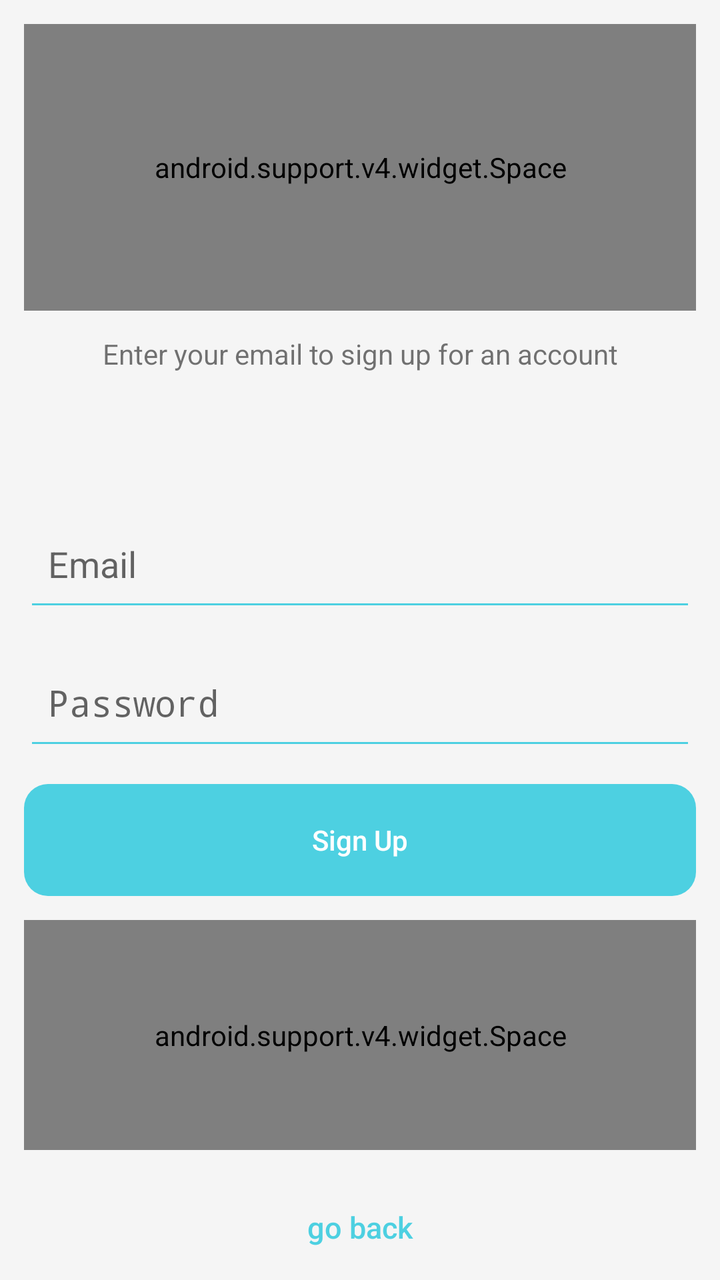
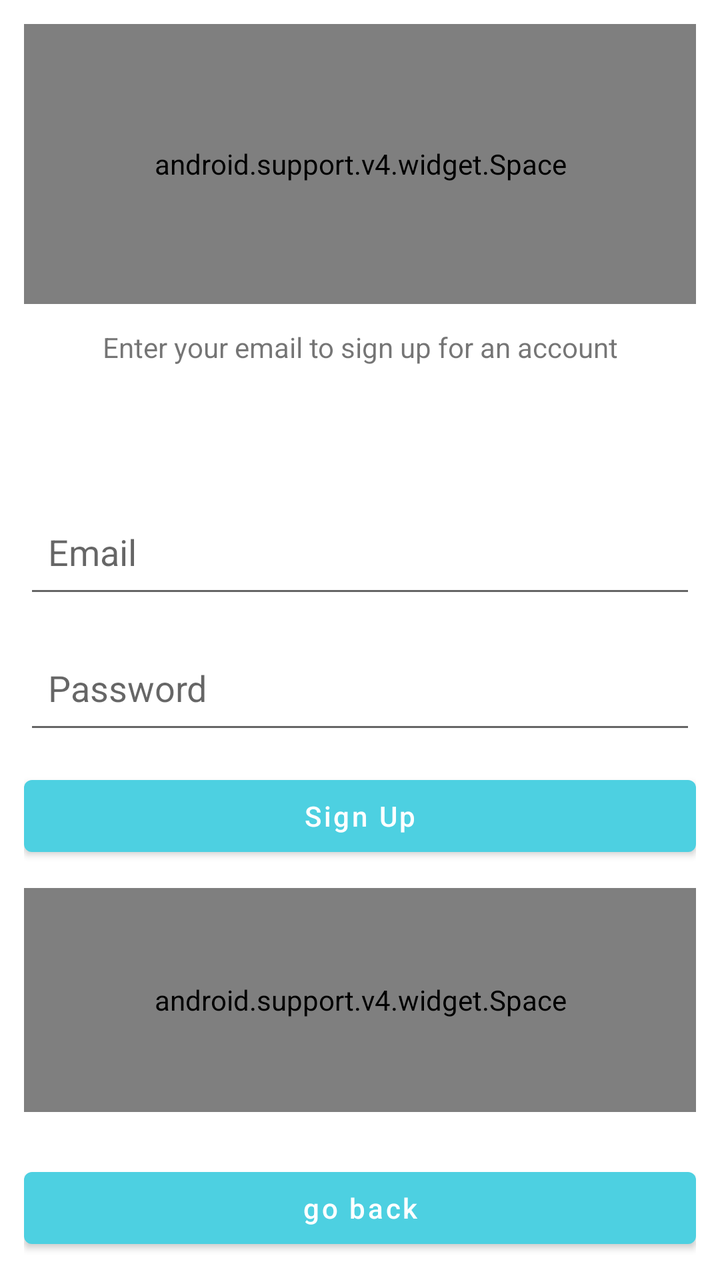

Before-and-after screenshots of an Android layout around one commit, followed by the original layout XML and the change that was made.
<!-- AndroidManifest.xml: activity theme LoggedOutTheme -->
<!-- res/layout/activity_signup.xml -->
<?xml version="1.0" encoding="utf-8"?>
<RelativeLayout
    xmlns:android="http://schemas.android.com/apk/res/android"
    xmlns:tools="http://schemas.android.com/tools"
    tools:context="com.oo0o0o.colorphoria.activities.loggedoutactivites.ResetPasswordActivity"
    android:layout_width="match_parent"
    android:layout_height="match_parent"
    android:gravity="center"
    android:orientation="vertical" >

    <LinearLayout
        xmlns:android="http://schemas.android.com/apk/res/android"
        xmlns:tools="http://schemas.android.com/tools"
        tools:context="com.oo0o0o.colorphoria.activities.loggedoutactivites.ResetPasswordActivity"
        android:layout_width="match_parent"
        android:layout_height="match_parent"
        android:orientation="vertical"
        android:padding="@dimen/activity_horizontal_margin">

        <android.support.v4.widget.Space
            android:layout_width="match_parent"
            android:layout_height="0dp"
            android:layout_weight="5"/>

        <TextView
            android:layout_width="match_parent"
            android:layout_height="0dp"
            android:layout_weight="3"
            android:layout_marginBottom="@dimen/activity_horizontal_margin"
            android:gravity="center_horizontal"
            android:padding="@dimen/activity_horizontal_margin"
            android:text="@string/signup_message"
            android:textSize="14sp" />

        <EditText
            android:id="@+id/email_edit_text"
            android:layout_width="match_parent"
            android:layout_height="0dp"
            android:layout_weight="2"
            android:layout_marginBottom="@dimen/activity_horizontal_margin"
            android:hint="@string/email_hint"
            android:padding="@dimen/activity_horizontal_margin"
            android:inputType="textEmailAddress" />

        <EditText
            android:id="@+id/password_edit_text"
            android:layout_width="match_parent"
            android:layout_height="0dp"
            android:layout_weight="2"
            android:layout_marginBottom="@dimen/activity_horizontal_margin"
            android:padding="@dimen/activity_horizontal_margin"
            android:hint="@string/password_hint"
            android:inputType="textPassword" />

        <TextView
            android:id="@+id/sign_up_button"
            android:layout_width="match_parent"
            android:layout_height="@dimen/navigation_footer_height"
            android:layout_marginBottom="@dimen/activity_horizontal_margin"
            android:background="@drawable/button_selector_large"
            android:text="@string/signup_button"
            android:gravity="center"
            android:textColor="@color/colorPrimary"
            android:fontFamily="sans-serif-medium"
            android:textAllCaps="false" />

        <android.support.v4.widget.Space
            android:layout_width="match_parent"
            android:layout_height="0dp"
            android:layout_weight="4"/>

        
        <Button
            android:id="@+id/sign_in_button"
            android:layout_width="match_parent"
            android:layout_height="0dp"
            android:layout_weight="1"
            android:layout_marginTop="24dp"
            android:background="@null"
            android:text="@string/back_button_link"
            android:textAllCaps="false"
            android:textSize="15dp" />
    </LinearLayout>

    <include layout="@layout/progress">
    </include>
</RelativeLayout>
<!-- res/layout/progress.xml (included above) -->
<?xml version="1.0" encoding="utf-8"?>
<RelativeLayout xmlns:android="http://schemas.android.com/apk/res/android"
android:id="@+id/progress_bar_layout"
android:layout_width="match_parent"
android:layout_height="match_parent"
android:background="#99000000"
android:visibility="gone">
<ProgressBar
    style="?android:attr/progressBarStyleLarge"
    android:layout_width="wrap_content"
    android:layout_height="wrap_content"
    android:id="@+id/progress_bar"
    android:layout_centerVertical="true"
    android:layout_centerHorizontal="true"
    android:indeterminate="true"
    android:visibility="visible"/>
</RelativeLayout>
<!-- resources referenced by this layout -->
<resources>
  <color name="colorPrimary">#ffffffff</color>
  <dimen name="activity_horizontal_margin">12dp</dimen>
  <dimen name="navigation_footer_height">56dp</dimen>
  <!-- drawable button_selector_large (drawable) -->
  <?xml version="1.0" encoding="utf-8"?>
  <selector xmlns:android="http://schemas.android.com/apk/res/android" >
      <item android:state_pressed="true" >
          <shape android:shape="rectangle"  >
              <corners android:radius="20dip" />
              <solid android:color="@color/colorAccent"/>
          </shape>
      </item>
      <item android:state_focused="true">
          <shape android:shape="rectangle"  >
              <corners android:radius="20dip" />
              <solid android:color="@color/colorAccent"/>
          </shape>
      </item>
      <item >
          <shape android:shape="rectangle"  >
              <corners android:radius="12dp" />
              <solid android:color="#ff4dd0e1" />
              
          </shape>
      </item>
  </selector>
  <string name="back_button_link">go back</string>
  <string name="email_hint">Email</string>
  <string name="password_hint">Password</string>
  <string name="signup_button">Sign Up</string>
  <string name="signup_message">Enter your email to sign up for an account</string>
  <style name="LoggedOutTheme" parent="AppTheme">
          <item name="windowActionBar">false</item>
          <item name="windowNoTitle">true</item>
      </style>
  <color name="colorAccent">#ffb4ffff</color>
  <style name="AppTheme" parent="BaseTheme">
      </style>
  <style name="BaseTheme" parent="Theme.AppCompat.Light">
          <item name="colorPrimary">@color/colorPrimary</item>
          <item name="colorPrimaryDark">@color/colorPrimaryDark</item> 
          <item name="colorAccent">@color/colorAccent</item> 
  
          <item name="android:colorBackground">@color/colorBackground</item> 
          <item name="android:windowBackground">@color/colorBackground</item> 
          <item name="android:itemBackground">@color/colorPrimary</item> 
          <item name="android:colorForeground">@color/colorForeground</item>
  
          <item name="android:textColorPrimary">@color/colorSecondary</item> 
          
          <item name="android:textColorSecondary">@color/colorSecondary</item> 
          
          
          
          
          
          
          
          <item name="android:textColorHighlight">@color/colorPrimary</item>
          <item name="android:textColorLink">@color/colorSecondary</item>
  
          <item name="android:actionOverflowButtonStyle">@style/Overflow</item>
  
          <item name="editTextStyle">@style/EditText</item>
      </style>
  <color name="colorPrimaryDark">#ffc7c7c7</color>
  <color name="colorBackground">#fff5f5f5</color>
  <color name="colorForeground">@color/colorPrimary</color>
  <color name="colorSecondary">#ff4DD0E1</color>
  <style name="Overflow" parent="@style/Widget.AppCompat.Light.ActionButton.Overflow">
          <item name="android:src">@drawable/ic_more_vert_24dp</item>
      </style>
  <style name="EditText" parent="@style/Widget.AppCompat.EditText">
          <item name="android:textColor">@color/colorEditText</item>
      </style>
  <!-- drawable ic_more_vert_24dp (drawable) -->
  <vector xmlns:android="http://schemas.android.com/apk/res/android"
          android:width="24dp"
          android:height="24dp"
          android:viewportWidth="24.0"
          android:viewportHeight="24.0">
      <path
          android:fillColor="#ffc7c7c7"
          android:pathData="M12,8c1.1,0 2,-0.9 2,-2s-0.9,-2 -2,-2 -2,0.9 -2,2 0.9,2 2,2zM12,10c-1.1,0 -2,0.9 -2,2s0.9,2 2,2 2,-0.9 2,-2 -0.9,-2 -2,-2zM12,16c-1.1,0 -2,0.9 -2,2s0.9,2 2,2 2,-0.9 2,-2 -0.9,-2 -2,-2z"/>
  </vector>
  <color name="colorEditText">#8a000000</color>
</resources>

<!-- the commit's change to res/layout/activity_signup.xml (unified diff, before → after) -->
@@ -52,12 +52,11 @@
             android:hint="@string/password_hint"
             android:inputType="textPassword" />
 
-        <TextView
+        <Button
             android:id="@+id/sign_up_button"
             android:layout_width="match_parent"
-            android:layout_height="@dimen/navigation_footer_height"
+            android:layout_height="wrap_content"
             android:layout_marginBottom="@dimen/activity_horizontal_margin"
-            android:background="@drawable/button_selector_large"
             android:text="@string/signup_button"
             android:gravity="center"
             android:textColor="@color/colorPrimary"
@@ -73,13 +72,11 @@
         <Button
             android:id="@+id/sign_in_button"
             android:layout_width="match_parent"
-            android:layout_height="0dp"
-            android:layout_weight="1"
+            android:layout_height="wrap_content"
             android:layout_marginTop="24dp"
-            android:background="@null"
             android:text="@string/back_button_link"
             android:textAllCaps="false"
-            android:textSize="15dp" />
+            />
     </LinearLayout>
 
     <include layout="@layout/progress">
<!-- resource entries referenced after the edit -->
@@ -2,30 +2,6 @@
 <resources>
   <color name="colorPrimary">#ffffffff</color>
   <dimen name="activity_horizontal_margin">12dp</dimen>
-  <dimen name="navigation_footer_height">56dp</dimen>
-  <!-- drawable button_selector_large (drawable) -->
-  <?xml version="1.0" encoding="utf-8"?>
-  <selector xmlns:android="http://schemas.android.com/apk/res/android" >
-      <item android:state_pressed="true" >
-          <shape android:shape="rectangle"  >
-              <corners android:radius="20dip" />
-              <solid android:color="@color/colorAccent"/>
-          </shape>
-      </item>
-      <item android:state_focused="true">
-          <shape android:shape="rectangle"  >
-              <corners android:radius="20dip" />
-              <solid android:color="@color/colorAccent"/>
-          </shape>
-      </item>
-      <item >
-          <shape android:shape="rectangle"  >
-              <corners android:radius="12dp" />
-              <solid android:color="#ff4dd0e1" />
-              
-          </shape>
-      </item>
-  </selector>
   <string name="back_button_link">go back</string>
   <string name="email_hint">Email</string>
   <string name="password_hint">Password</string>
@@ -35,56 +11,15 @@
           <item name="windowActionBar">false</item>
           <item name="windowNoTitle">true</item>
       </style>
-  <color name="colorAccent">#ffb4ffff</color>
   <style name="AppTheme" parent="BaseTheme">
       </style>
-  <style name="BaseTheme" parent="Theme.AppCompat.Light">
-          <item name="colorPrimary">@color/colorPrimary</item>
-          <item name="colorPrimaryDark">@color/colorPrimaryDark</item> 
-          <item name="colorAccent">@color/colorAccent</item> 
+  <style name="BaseTheme" parent="Theme.MaterialComponents.Light.DarkActionBar">
+          <item name="colorPrimary">@color/colorSecondary</item>
+          <item name="colorPrimaryDark">@color/colorSecondaryDark</item> 
+          <item name="colorAccent">@color/colorSecondary</item> 
   
-          <item name="android:colorBackground">@color/colorBackground</item> 
-          <item name="android:windowBackground">@color/colorBackground</item> 
-          <item name="android:itemBackground">@color/colorPrimary</item> 
-          <item name="android:colorForeground">@color/colorForeground</item>
-  
-          <item name="android:textColorPrimary">@color/colorSecondary</item> 
-          
-          <item name="android:textColorSecondary">@color/colorSecondary</item> 
-          
-          
-          
-          
-          
-          
-          
-          <item name="android:textColorHighlight">@color/colorPrimary</item>
-          <item name="android:textColorLink">@color/colorSecondary</item>
-  
-          <item name="android:actionOverflowButtonStyle">@style/Overflow</item>
-  
-          <item name="editTextStyle">@style/EditText</item>
       </style>
-  <color name="colorPrimaryDark">#ffc7c7c7</color>
-  <color name="colorBackground">#fff5f5f5</color>
-  <color name="colorForeground">@color/colorPrimary</color>
   <color name="colorSecondary">#ff4DD0E1</color>
-  <style name="Overflow" parent="@style/Widget.AppCompat.Light.ActionButton.Overflow">
-          <item name="android:src">@drawable/ic_more_vert_24dp</item>
-      </style>
-  <style name="EditText" parent="@style/Widget.AppCompat.EditText">
-          <item name="android:textColor">@color/colorEditText</item>
-      </style>
-  <!-- drawable ic_more_vert_24dp (drawable) -->
-  <vector xmlns:android="http://schemas.android.com/apk/res/android"
-          android:width="24dp"
-          android:height="24dp"
-          android:viewportWidth="24.0"
-          android:viewportHeight="24.0">
-      <path
-          android:fillColor="#ffc7c7c7"
-          android:pathData="M12,8c1.1,0 2,-0.9 2,-2s-0.9,-2 -2,-2 -2,0.9 -2,2 0.9,2 2,2zM12,10c-1.1,0 -2,0.9 -2,2s0.9,2 2,2 2,-0.9 2,-2 -0.9,-2 -2,-2zM12,16c-1.1,0 -2,0.9 -2,2s0.9,2 2,2 2,-0.9 2,-2 -0.9,-2 -2,-2z"/>
-  </vector>
-  <color name="colorEditText">#8a000000</color>
+  <color name="colorSecondaryDark">#ff009faf</color>
 </resources>
 
